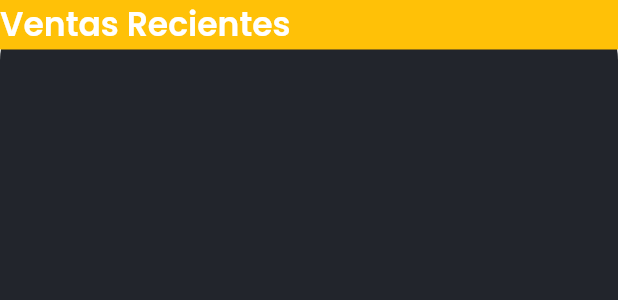
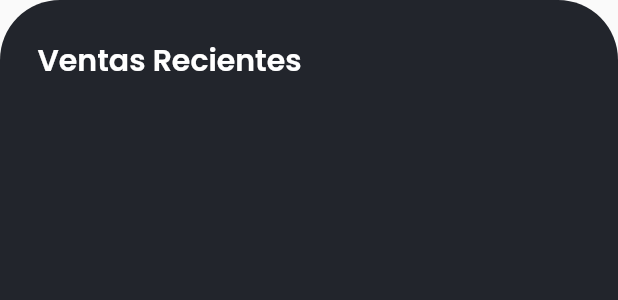
Before and after one commit to Hectorc70/ss_manager, a Flutter app: the BodyHome widget shown alone on an empty page, opened directly, on a phone screen of 412 x 824 dp. Shown: the top 300 px of the screen. Run offline on Flutter 3.47's test engine with Material 2 defaults, Android fonts, the phone set to English and light mode, and no system bars; our stand-ins replace firebase_auth, firebase_core; accounts and stored records are empty.

```diff
--- a/lib/src/pages/home_page.dart
+++ b/lib/src/pages/home_page.dart
@@ -51,6 +51,7 @@ class BodyHome extends StatelessWidget {
     final colorP = Theme.of(context).colorScheme.secondaryVariant;
 
     return Container(
+      padding: EdgeInsets.all(25.0),
       decoration: BoxDecoration(
         color: colorP,
         borderRadius: BorderRadius.only(
@@ -70,11 +71,10 @@ class BodyHome extends StatelessWidget {
   Widget _title(BuildContext context) {
     return Container(
       width: double.infinity,
-      color: Colors.amber,
       child: Text(
         "Ventas Recientes",
         style: TextStyle(
-            color: Colors.white, fontWeight: FontWeight.w600, fontSize: 22.0),
+            color: Colors.white, fontWeight: FontWeight.w600, fontSize: 20.0),
         textAlign: TextAlign.left,
       ),
     );
--- a/pubspec.yaml
+++ b/pubspec.yaml
@@ -32,6 +32,10 @@ dependencies:
   firebase_auth: ^1.1.2
   google_sign_in: ^5.0.2
   provider: ^5.0.0
+  cloud_firestore: ^2.2.2
+
+
+
 
 dev_dependencies:
   flutter_test:
```
Also changed, not shown: pubspec.lock.
